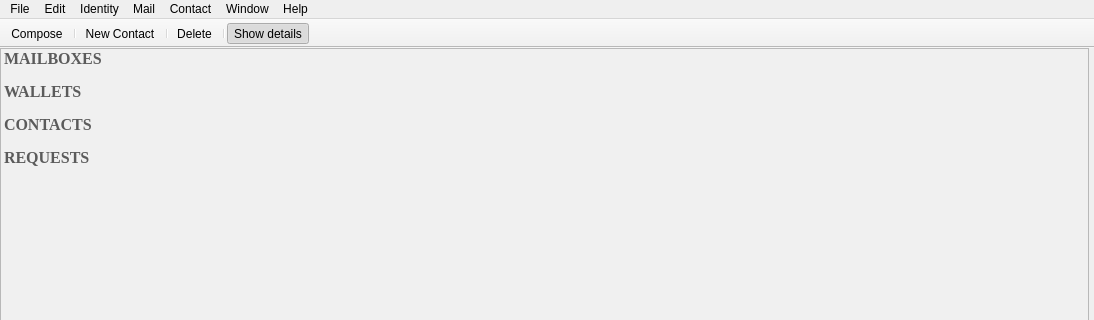
Old version of the form KeyhoteeMainWindow.ui in the repository InvictusInnovations/keyhotee; both pictures show x 0 to 1094 and y 0 to 320 of the 1094 by 736 pixel window.
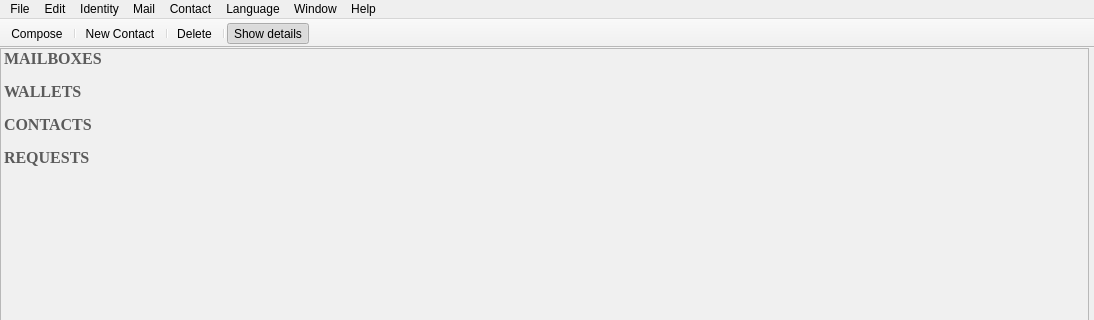
New version of the form. Icons and pictures are not drawn. Custom widgets are drawn as their Qt base class.

Commit message: Added language setting menu. #312

```diff
--- a/KeyhoteeMainWindow.ui
+++ b/KeyhoteeMainWindow.ui
@@ -458,11 +458,23 @@
      <string>Window</string>
     </property>
    </widget>
+   <widget class="QMenu" name="menuLanguage">
+    <property name="title">
+     <string>Language</string>
+    </property>
+    <addaction name="actionChinese"/>
+    <addaction name="actionEnglish"/>
+    <addaction name="actionPolish"/>
+    <addaction name="actionPortuguese"/>
+    <addaction name="actionSpanish"/>
+    <addaction name="actionSpanish_Chile"/>
+   </widget>
    <addaction name="menuFile"/>
    <addaction name="menuEdit"/>
    <addaction name="menuIdentity"/>
    <addaction name="menuMail"/>
    <addaction name="menuContact"/>
+   <addaction name="menuLanguage"/>
    <addaction name="menuWindow"/>
    <addaction name="menuHelp"/>
   </widget>
```
Left out of the diff: 53 changed lines with no effect on the pictures. The commit also changes 4 other files.
